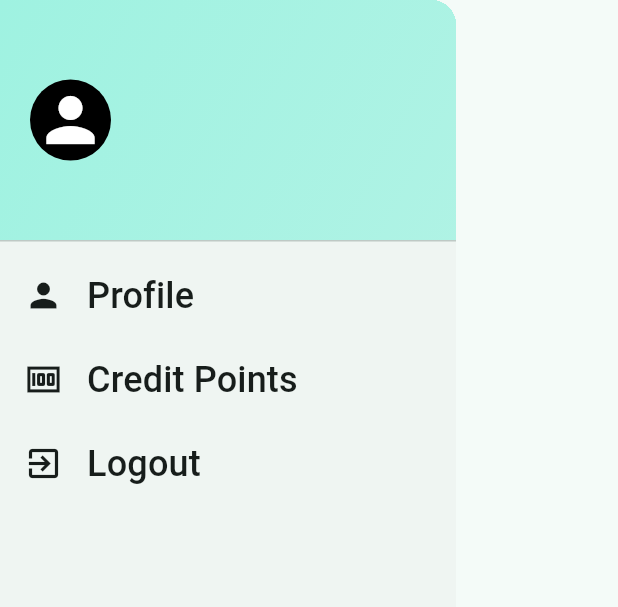
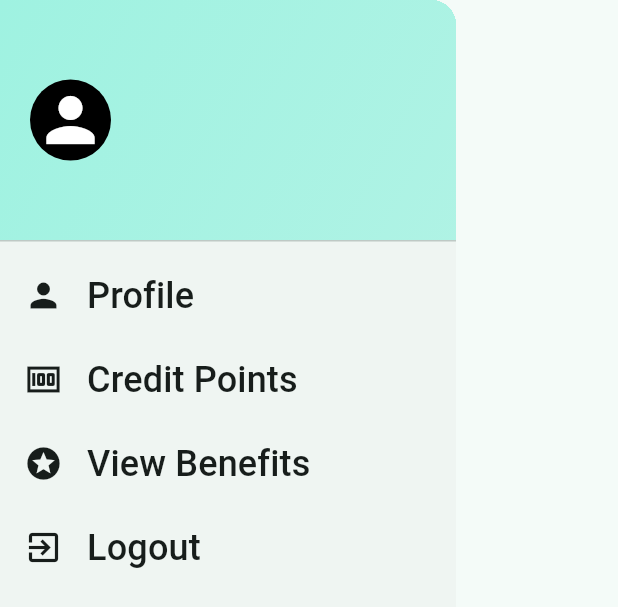
Before and after one commit to Pratika17/renewa-app-flutter, a Flutter app: the MainDrawer widget shown alone on an empty page, opened directly, on a phone screen of 412 x 824 dp. Shown: the top 607 px of the screen. Run offline on Flutter 3.47's test engine with Material 3 defaults, Android fonts, the phone set to English and light mode, and no system bars; our stand-ins replace cloud_firestore, firebase_auth, firebase_core, firebase_storage, geolocator, google_fonts and 3 more; accounts and stored records are empty; Roboto replaces fonts that are missing (Judson).

Commit message:
premium implemented

```diff
--- a/lib/widgets/main_drawer.dart
+++ b/lib/widgets/main_drawer.dart
@@ -1,13 +1,51 @@
+import 'package:flutter/material.dart';
 import 'package:cloud_firestore/cloud_firestore.dart';
 import 'package:firebase_auth/firebase_auth.dart';
-import 'package:flutter/material.dart';
 import 'package:renewa/screens/newFeatures/credit_points.dart';
+import 'package:renewa/screens/newFeatures/premium_screen.dart';
 import 'package:renewa/screens/profile/profile.dart';
 
-class MainDrawer extends StatelessWidget {
-  MainDrawer({super.key});
+class MainDrawer extends StatefulWidget {
+  const MainDrawer({super.key});
 
+  @override
+  State<MainDrawer> createState() => _MainDrawerState();
+}
+
+class _MainDrawerState extends State<MainDrawer> {
   final authenticatedUser = FirebaseAuth.instance.currentUser!;
+  String? _subscriptionType;
+  bool _isLoading = true;
+
+  @override
+  void initState() {
+    super.initState();
+    _fetchSubscriptionType();
+  }
+
+  Future<void> _fetchSubscriptionType() async {
+    setState(() {
+      _isLoading = true;
+    });
+    try {
+      final userDoc = await FirebaseFirestore.instance
+          .collection('Users')
+          .doc(authenticatedUser.uid)
+          .get();
+
+      if (userDoc.exists) {
+        setState(() {
+          _subscriptionType = userDoc.data()?['subscription_type'];
+        });
+      }
+    } catch (e) {
+      print("Error fetching subscription type: $e");
+    } finally {
+      setState(() {
+        _isLoading = false;
+      });
+    }
+  }
 
   Future<String> _getUserName() async {
     final userDoc = await FirebaseFirestore.instance
@@ -24,7 +62,6 @@ class MainDrawer extends StatelessWidget {
         .get();
     return userDoc.data()?['imageUrl'];
   }
-
 
   @override
   Widget build(BuildContext context) {
@@ -61,7 +98,10 @@ class MainDrawer extends StatelessWidget {
                           color: Colors.white,
                         ),
                       );
-                    } else if (snapshot.hasError || !snapshot.hasData || snapshot.data == null || snapshot.data!.isEmpty) {
+                    } else if (snapshot.hasError ||
+                        !snapshot.hasData ||
+                        snapshot.data == null ||
+                        snapshot.data!.isEmpty) {
                       return const CircleAvatar(
                         backgroundColor: Color.fromARGB(255, 0, 0, 0),
                         radius: 27,
@@ -148,8 +188,31 @@ class MainDrawer extends StatelessWidget {
               Navigator.of(context).push(
                 MaterialPageRoute(builder: (ctx) => const CreditPointsScreen()),
               );
-
             },
+          ),
+          if (!_isLoading)
+            ListTile(
+              leading: Icon(
+                Icons.stars,
+                size: 26,
+                color: Theme.of(context).colorScheme.onBackground,
+              ),
+              title: Text(
+                _subscriptionType == 'free' ? 'Get Premium' : 'View Benefits',
+                style: Theme.of(context).textTheme.titleSmall!.copyWith(
+                      color: Theme.of(context).colorScheme.onBackground,
+                      fontSize: 24,
+                    ),
+              ),
+              onTap: () {
+                Navigator.of(context).push(
+                  MaterialPageRoute(builder: (ctx) => const PremiumScreen()),
+                );
+              },
+            ),
+          if (_isLoading)
+            const Center(
+              child: CircularProgressIndicator(),
             ),
           ListTile(
             leading: Icon(
```
Also changed, not shown: lib/screens/newFeatures/premium_screen.dart (added, +139 -0 lines). Lines whose indentation alone changed are shown as unchanged.
